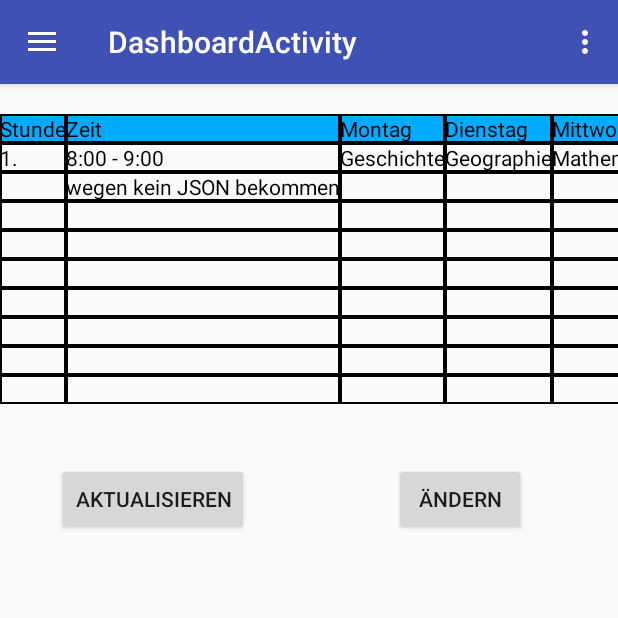
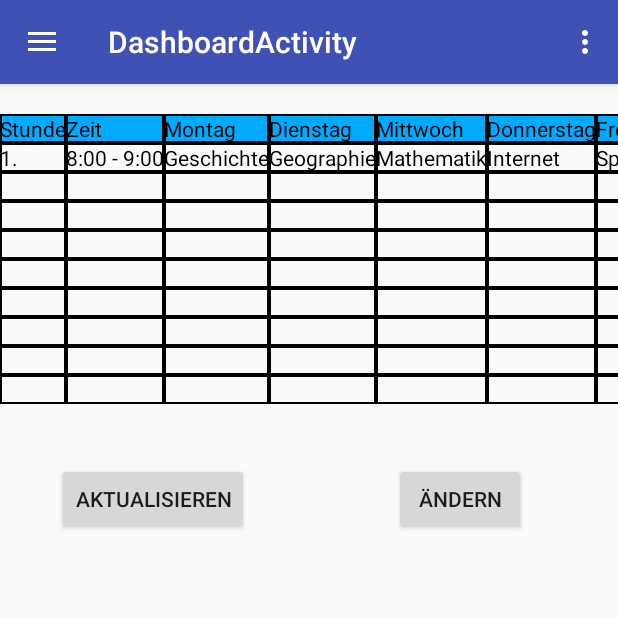
Before and after one commit to MaXX2341/Timetable-Manager, an Android app: the DashboardActivity screen opened directly, with no data from a screen before it, on a phone screen of 412 x 824 dp, the top half of it. Run offline under Robolectric (Android 15) with nearby library versions, the phone set to English and light mode, and no system bars; libraries missing offline, so code that uses them is left out: com.loopj.android, cz.msebera.android; 2 statements that could not run were skipped.

Commit message:
- JSON Parsing weitergm8 - Um 2 Klassen werweitert (Responsehandler und Stundenplan) --> Strukturen transferiert

```diff
--- a/app/src/main/java/com/timetable/kevin/timetable_manager/DashboardActivity.java
+++ b/app/src/main/java/com/timetable/kevin/timetable_manager/DashboardActivity.java
@@ -17,6 +17,7 @@ import android.widget.Toast;
 import com.loopj.android.http.*;
 
 import org.json.JSONArray;
+import org.json.JSONException;
 import org.json.JSONObject;
 
 import cz.msebera.android.httpclient.Header;
@@ -24,6 +25,7 @@ import cz.msebera.android.httpclient.Header;
 public class DashboardActivity extends AppCompatActivity
         implements NavigationView.OnNavigationItemSelectedListener {
 
+    private ResponseHandler rh = new ResponseHandler("DBA",this);
     @Override
     protected void onCreate(Bundle savedInstanceState) {
         super.onCreate(savedInstanceState);
@@ -50,7 +52,9 @@ public class DashboardActivity extends AppCompatActivity
         navigationView.setNavigationItemSelectedListener(this);
         findViewById(R.id.AendernButton).setOnClickListener(new handleButton());
         findViewById(R.id.reloadButton).setOnClickListener(new handleButton());
-        connectWS();
+
+
+        rh.connectWS();
     }
 
     @Override
@@ -105,53 +109,24 @@ public class DashboardActivity extends AppCompatActivity
         drawer.closeDrawer(GravityCompat.START);
         return true;
     }
-
+/*
     public void connectWS(){
         final AsyncHttpClient client = new AsyncHttpClient();
-      /*  client.get("http://kevinsorg.bplaced.net", new AsyncHttpResponseHandler()) {
 
-            @Override
-            public void onStart() {
-                TextView t1 = (TextView)findViewById(R.id.r2TextView1);  // --> IT WORKS
-                t1.setText("trying...");
-            }
-
-            @Override
-            public void onSuccess(int statusCode, Header[] headers, JSONArray array) {
-                TextView t1 = (TextView)findViewById(R.id.r2TextView1);  // --> IT WORKS
-                t1.setText("Success");
-
-                JSONObject daten = new JSONObject();
-
-            }
-
-
-            @Override
-            public void onFailure(int statusCode, Header[] headers, byte[] errorResponse, Throwable e) {
-                // called when response HTTP status is "4XX" (eg. 401, 403, 404)
-                TextView t1 = (TextView)findViewById(R.id.r2TextView1);
-
-                t1.setText("Failure");
-
-            }
-
-            @Override
-            public void onRetry(int retryNo) {
-                TextView t1 = (TextView)findViewById(R.id.r2TextView1);  // --> IT WORKS
-                t1.setText("retrying...");
-            }
-        });
-*/
-    //  DO FAHLTS MITN JSON DESSWEGEN FAILURE
-        client.get("http://kevinsorg.bplaced.net", new JsonHttpResponseHandler() {
+        client.get("http://kevinsorg.bplaced.net/MySQLadmin", new JsonHttpResponseHandler() {
             @Override
             public void onSuccess(int statusCode, Header[] headers, JSONArray response) {
 
+                JSONArray daten;
                 if (response != null) {
                     TextView t1 = (TextView)findViewById(R.id.r2TextView1);  // --> IT WORKS
                     t1.setText("Success");
 
-                    //JSONObject daten = Max traurig :,( --> Kevin moch du des!
+                    try {
+                        daten = response.getJSONArray(0);
+                    } catch (JSONException e) {
+                        e.printStackTrace();
+                    }
                 }
             }
 
@@ -170,7 +145,7 @@ public class DashboardActivity extends AppCompatActivity
 
         });
     }
-
+*/
     class handleButton implements View.OnClickListener {
         public void onClick(View v) {
             int id = v.getId();
@@ -179,11 +154,15 @@ public class DashboardActivity extends AppCompatActivity
                 startActivity(intent);
             }
             else if (id == R.id.reloadButton){
-                connectWS();
+                rh.connectWS();
             }
         }
 
     }
 
 
+    public void setTestOutput (String status){
+        TextView t1 = (TextView)findViewById(R.id.r2TextView1);
+        t1.setText(status);
+    }
 }
--- a/app/src/main/res/layout/content_dashboard.xml
+++ b/app/src/main/res/layout/content_dashboard.xml
@@ -205,7 +205,6 @@
                 android:id="@+id/r2TextView2"
                 android:layout_width="wrap_content"
                 android:layout_height="wrap_content"
-                android:text="wegen kein JSON bekommen"
                 android:textColor="@color/colorBlack"
                 android:background="@drawable/textview_border"/>
 
```
Also changed, not shown: app/src/main/java/com/timetable/kevin/timetable_manager/ResponseHandler.java (added, +59 -0 lines), app/src/main/java/com/timetable/kevin/timetable_manager/Stundenplan.java (added, +9 -0 lines).
